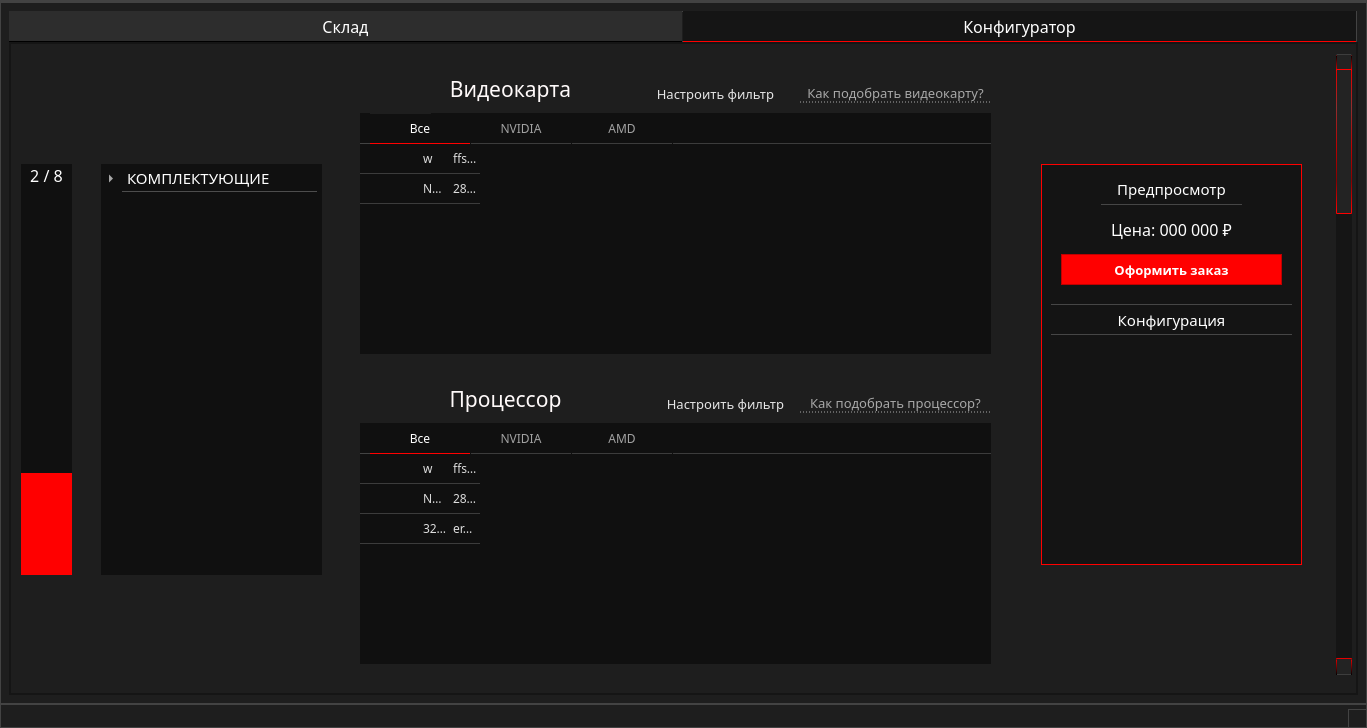
This is ui/main_interface.ui in marginalprog/git_pcconf as Qt 5 draws it before an edit. The edited form follows.
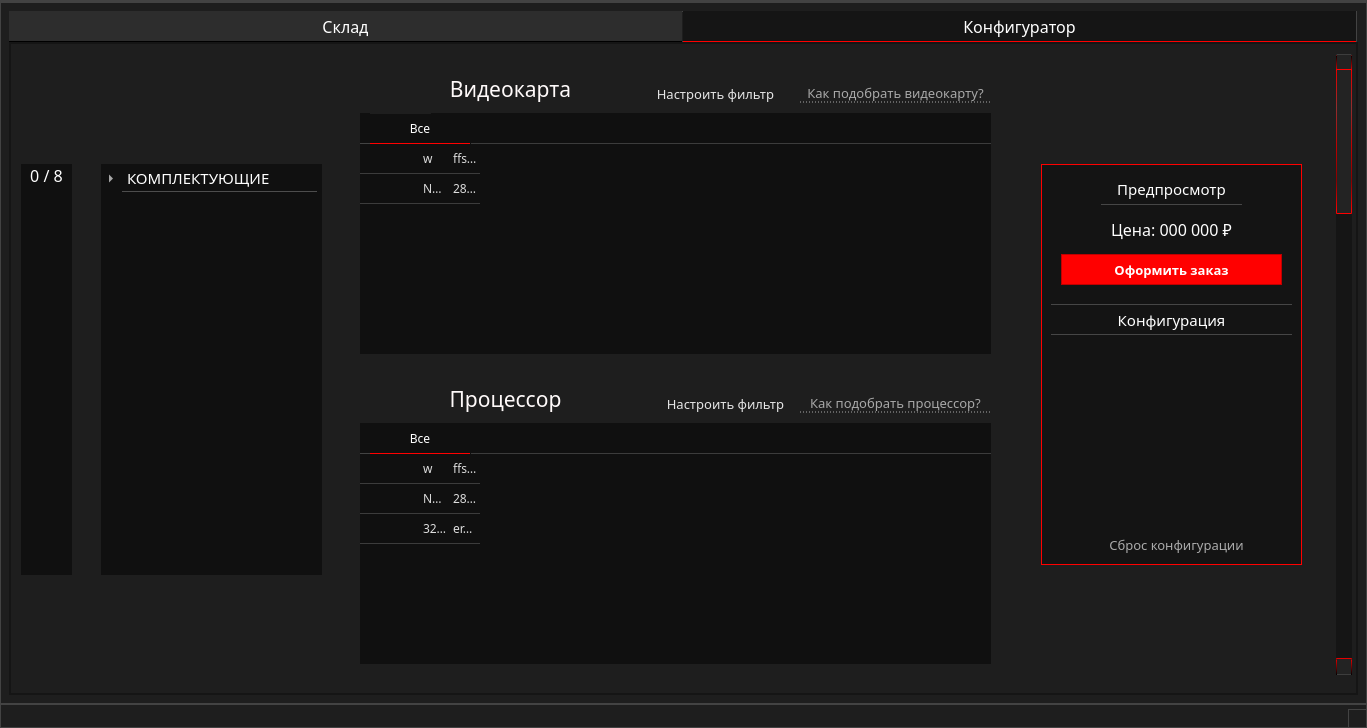
This is the edited form. The open tabs and pages were chosen to show the change. Icons and pictures are not drawn.

Patch:
```diff
--- a/ui/main_interface.ui
+++ b/ui/main_interface.ui
@@ -4678,7 +4678,7 @@
          <number>8</number>
         </property>
         <property name="value">
-         <number>2</number>
+         <number>0</number>
         </property>
         <property name="alignment">
          <set>Qt::AlignHCenter|Qt::AlignTop</set>
@@ -4690,7 +4690,7 @@
          <bool>false</bool>
         </property>
         <property name="format">
-         <string>2 / 8</string>
+         <string>%v / %m</string>
         </property>
        </widget>
        <widget class="QTreeWidget" name="treeWidget">
@@ -5123,7 +5123,7 @@
          <property name="geometry">
           <rect>
            <x>0</x>
-           <y>0</y>
+           <y>-310</y>
            <width>1035</width>
            <height>2518</height>
           </rect>
@@ -5261,16 +5261,6 @@
                 <string>Все</string>
                </attribute>
               </widget>
-              <widget class="QWidget" name="tabNvidia">
-               <attribute name="title">
-                <string>NVIDIA</string>
-               </attribute>
-              </widget>
-              <widget class="QWidget" name="tabAmd">
-               <attribute name="title">
-                <string>AMD</string>
-               </attribute>
-              </widget>
              </widget>
              <widget class="QTableWidget" name="tableConfVideo">
               <property name="enabled">
@@ -5850,16 +5840,6 @@
                 <string>Все</string>
                </attribute>
               </widget>
-              <widget class="QWidget" name="tabPr1">
-               <attribute name="title">
-                <string>NVIDIA</string>
-               </attribute>
-              </widget>
-              <widget class="QWidget" name="tabPr2">
-               <attribute name="title">
-                <string>AMD</string>
-               </attribute>
-              </widget>
              </widget>
              <widget class="QTableWidget" name="tableConfProc">
               <property name="enabled">
@@ -9363,7 +9343,7 @@
            <x>10</x>
            <y>170</y>
            <width>241</width>
-           <height>181</height>
+           <height>201</height>
           </rect>
          </property>
          <property name="font">
@@ -9522,6 +9502,40 @@
           </property>
          </column>
         </widget>
+        <widget class="QPushButton" name="btnResetConfig">
+         <property name="geometry">
+          <rect>
+           <x>60</x>
+           <y>370</y>
+           <width>151</width>
+           <height>21</height>
+          </rect>
+         </property>
+         <property name="font">
+          <font>
+           <family>Montserrat Medium</family>
+           <pointsize>10</pointsize>
+          </font>
+         </property>
+         <property name="styleSheet">
+          <string notr="true">QPushButton
+{
+color:  rgb(170,170, 170);
+border: 0px;
+background-color: rgb(20,20,20);
+}
+
+QPushButton::hover
+{
+color: red;
+border-bottom: 1px dashed red;
+}
+</string>
+         </property>
+         <property name="text">
+          <string>Сброс конфигурации</string>
+         </property>
+        </widget>
        </widget>
        <zorder>scrollArea</zorder>
        <zorder>progressBar</zorder>
```
Left out of the diff: 286 changed lines with no effect on the pictures.
